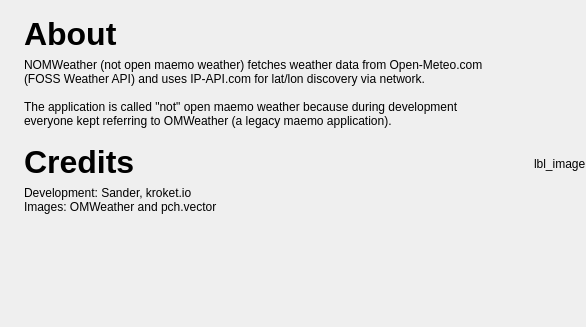
Old version of the form src/about.ui in the repository maemo-leste-extras/NOMWeather.
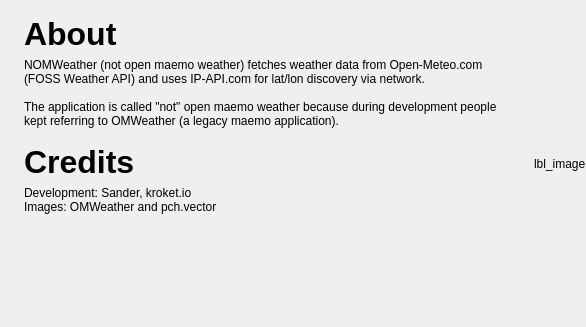
New version of the form. Icons and pictures are not drawn.

The edit to the form file:
```diff
--- a/src/about.ui
+++ b/src/about.ui
@@ -69,7 +69,7 @@
           <property name="text">
            <string>NOMWeather (not open maemo weather) fetches weather data from Open-Meteo.com (FOSS Weather API) and uses IP-API.com for lat/lon discovery via network.
 
-The application is called &quot;not&quot; open maemo weather because during development everyone kept referring to OMWeather (a legacy maemo application).</string>
+The application is called &quot;not&quot; open maemo weather because during development people kept referring to OMWeather (a legacy maemo application).</string>
           </property>
           <property name="wordWrap">
            <bool>true</bool>
```
